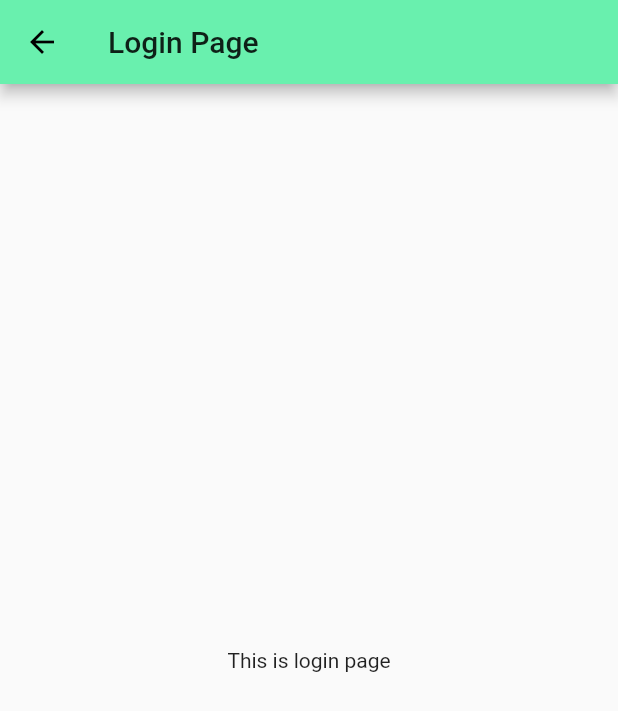
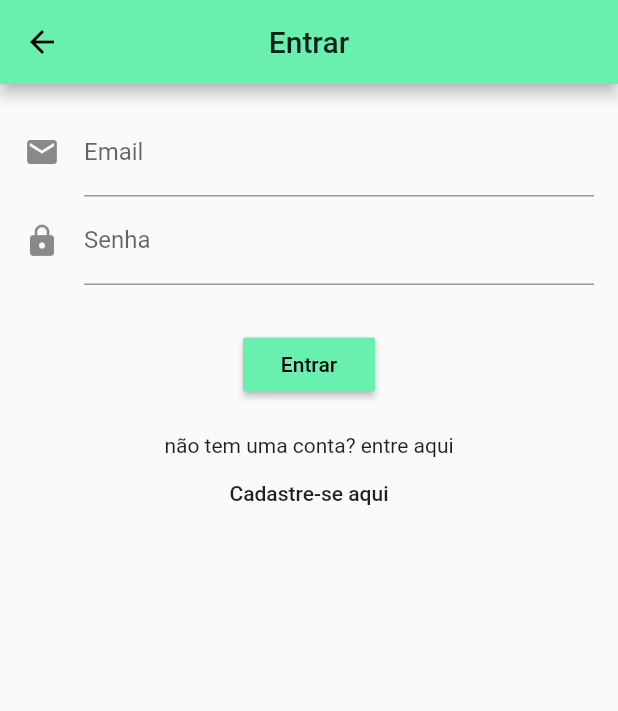
Before and after one commit to enzodanjour/Clear_Corretora_Rebuild, a Flutter app: the screen it shows after launch, in the side drawer, after a tap on "Entrar", on a phone screen of 412 x 824 dp. Shown: the top 711 px of the screen. Run offline on Flutter 3.47's test engine with Material 2 defaults, Android fonts, the phone set to English and light mode, and no system bars; our stand-ins replace email_validator, firebase_auth; accounts and stored records are empty.

Commit message:
add Login page with validations

```diff
--- a/lib/pages/login_page.dart
+++ b/lib/pages/login_page.dart
@@ -1,3 +1,5 @@
+import 'package:email_validator/email_validator.dart';
+import 'package:firebase_auth/firebase_auth.dart';
 import 'package:flutter/material.dart';
 
 class LoginPage extends StatefulWidget {
@@ -7,15 +9,100 @@ class LoginPage extends StatefulWidget {
 }
 
 class _LoginPageState extends State<LoginPage> {
+  final _loginFormKey = GlobalKey<FormState>();
+  final _emailController = TextEditingController();
+  final _senhaController = TextEditingController();
+
+   //The purpose of calling dispose => Prevent memory leaks
+  @override
+  void dispose() {
+    _emailController.dispose();
+    _senhaController.dispose();
+    super.dispose();
+  }
 
   @override
   Widget build(BuildContext context) {
     return Scaffold(
       appBar: AppBar(
-        title: Text("Login Page"),
+        title: Text("Entrar"),
+        centerTitle: true,
       ),
       body: Center(
-        child: Text('This is login page')
+        child: Form(
+          key:_loginFormKey,
+          child: Padding(
+            padding: const EdgeInsets.all(16.0),
+            child: Column(
+              children: [
+                TextFormField(
+                  decoration: const InputDecoration(
+                    icon: Icon(Icons.email),
+                    hintText: 'Seu email "exemplo@hotmail.com"',
+                    labelText: 'Email'
+                  ),
+                  keyboardType: TextInputType.emailAddress,
+                  controller: _emailController,
+                  validator: (value){
+                    if(value.isEmpty){
+                      return 'preencha o email';
+                    }
+                    else if(!EmailValidator.validate(value)){
+                      return 'Informe um email válido';
+                    }
+                    return null;
+                  },
+                ),
+                TextFormField(
+                  obscureText: true,
+                  decoration: const InputDecoration(
+                    icon: Icon(Icons.lock),
+                    hintText: 'Digite sua senha',
+                    labelText: 'Senha'
+                  ),
+                  controller: _senhaController,
+                  validator: (value){
+                    if(value.isEmpty){
+                      return 'Insira uma senha';
+                    }
+                    return null;
+                  },
+                ),
+                Container(
+                  padding: EdgeInsets.only(
+                    top:29.0,
+                    bottom: 22.0
+                  ),
+                  child: RaisedButton(
+                    child: Text('Entrar'),
+                    color: Theme.of(context).primaryColor,
+                    textColor: Colors.black,
+                    onPressed: () async{
+                      if(_loginFormKey.currentState.validate()){
+                        try{
+                          final FirebaseUser user = (await FirebaseAuth.instance.signInWithEmailAndPassword(
+                            email: _emailController.text,
+                            password: _senhaController.text
+                            )).user;
+                          Navigator.pushNamed(context, '/');
+                        }catch(e){
+                          print('Erro é: $e');
+                        }
+                      }
+                    }
+                  ),
+                ),
+                Text('não tem uma conta? entre aqui'),
+                FlatButton(
+                  onPressed: (){
+                    Navigator.pushNamed(context, '/cadastrar');
+                  },
+                child: Text('Cadastre-se aqui')
+                )
+              ],
+            ),
+          )
+          )
       ),
     );
   }
```
